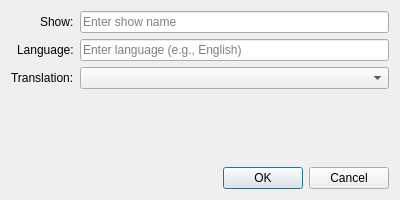
This is Operations-Features/videoplayer/showsplayer/vp_shows_add_dialog.ui in therealMaPMaKeR/MMDiary as Qt 5 draws it before an edit. The edited form follows.
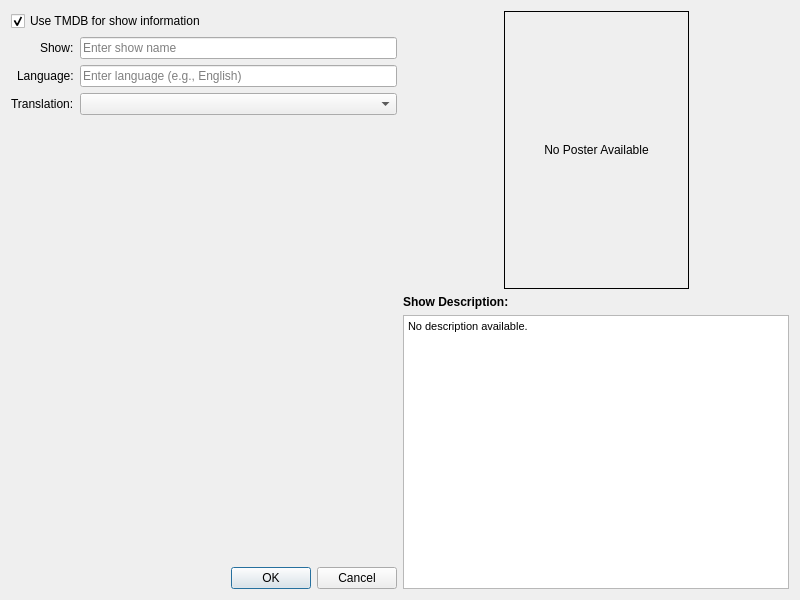
This is the edited form.

Commit message: improved the add episode dialog

Diff of the .ui file:
```diff
--- a/Operations-Features/videoplayer/showsplayer/vp_shows_add_dialog.ui
+++ b/Operations-Features/videoplayer/showsplayer/vp_shows_add_dialog.ui
@@ -6,8 +6,8 @@
    <rect>
     <x>0</x>
     <y>0</y>
-    <width>400</width>
-    <height>200</height>
+    <width>800</width>
+    <height>600</height>
    </rect>
   </property>
   <property name="windowTitle">
@@ -16,7 +16,19 @@
   <property name="modal">
    <bool>true</bool>
   </property>
-  <layout class="QVBoxLayout" name="verticalLayout">
+  <layout class="QHBoxLayout" name="horizontalLayout_Main">
+   <item>
+    <layout class="QVBoxLayout" name="verticalLayout_Left">
+     <item>
+      <widget class="QCheckBox" name="checkBox_UseTMDB">
+       <property name="text">
+        <string>Use TMDB for show information</string>
+       </property>
+       <property name="checked">
+        <bool>true</bool>
+       </property>
+      </widget>
+     </item>
    <item>
     <layout class="QFormLayout" name="formLayout">
      <property name="labelAlignment">
@@ -97,6 +109,103 @@
       <set>QDialogButtonBox::Cancel|QDialogButtonBox::Ok</set>
      </property>
     </widget>
+     </item>
+    </layout>
+   </item>
+   <item>
+    <layout class="QVBoxLayout" name="verticalLayout_Right">
+     <item>
+      <layout class="QHBoxLayout" name="horizontalLayout_Poster">
+       <item>
+        <spacer name="horizontalSpacer">
+         <property name="orientation">
+          <enum>Qt::Horizontal</enum>
+         </property>
+         <property name="sizeHint" stdset="0">
+          <size>
+           <width>40</width>
+           <height>20</height>
+          </size>
+         </property>
+        </spacer>
+       </item>
+       <item>
+        <widget class="QLabel" name="label_ShowPoster">
+         <property name="minimumSize">
+          <size>
+           <width>185</width>
+           <height>278</height>
+          </size>
+         </property>
+         <property name="maximumSize">
+          <size>
+           <width>185</width>
+           <height>278</height>
+          </size>
+         </property>
+         <property name="frameShape">
+          <enum>QFrame::Box</enum>
+         </property>
+         <property name="text">
+          <string>No Poster Available</string>
+         </property>
+         <property name="scaledContents">
+          <bool>false</bool>
+         </property>
+         <property name="alignment">
+          <set>Qt::AlignCenter</set>
+         </property>
+        </widget>
+       </item>
+       <item>
+        <spacer name="horizontalSpacer_2">
+         <property name="orientation">
+          <enum>Qt::Horizontal</enum>
+         </property>
+         <property name="sizeHint" stdset="0">
+          <size>
+           <width>40</width>
+           <height>20</height>
+          </size>
+         </property>
+        </spacer>
+       </item>
+      </layout>
+     </item>
+     <item>
+      <widget class="QLabel" name="label_DescriptionTitle">
+       <property name="text">
+        <string>Show Description:</string>
+       </property>
+       <property name="font">
+        <font>
+         <weight>75</weight>
+         <bold>true</bold>
+        </font>
+       </property>
+      </widget>
+     </item>
+     <item>
+      <widget class="QTextBrowser" name="textBrowser_ShowDescription">
+       <property name="minimumSize">
+        <size>
+         <width>350</width>
+         <height>200</height>
+        </size>
+       </property>
+       <property name="readOnly">
+        <bool>true</bool>
+       </property>
+       <property name="html">
+        <string>&lt;!DOCTYPE HTML PUBLIC "-//W3C//DTD HTML 4.0//EN" "http://www.w3.org/TR/REC-html40/strict.dtd"&gt;
+&lt;html&gt;&lt;head&gt;&lt;meta name="qrichtext" content="1" /&gt;&lt;style type="text/css"&gt;
+p, li { white-space: pre-wrap; }
+&lt;/style&gt;&lt;/head&gt;&lt;body style=" font-family:'MS Shell Dlg 2'; font-size:8.25pt; font-weight:400; font-style:normal;"&gt;
+&lt;p style=" margin-top:0px; margin-bottom:0px; margin-left:0px; margin-right:0px; -qt-block-indent:0; text-indent:0px;"&gt;No description available.&lt;/p&gt;&lt;/body&gt;&lt;/html&gt;</string>
+       </property>
+      </widget>
+     </item>
+    </layout>
    </item>
   </layout>
  </widget>
```
Lines whose indentation alone changed are shown as unchanged. The commit also changes 3 other files.
